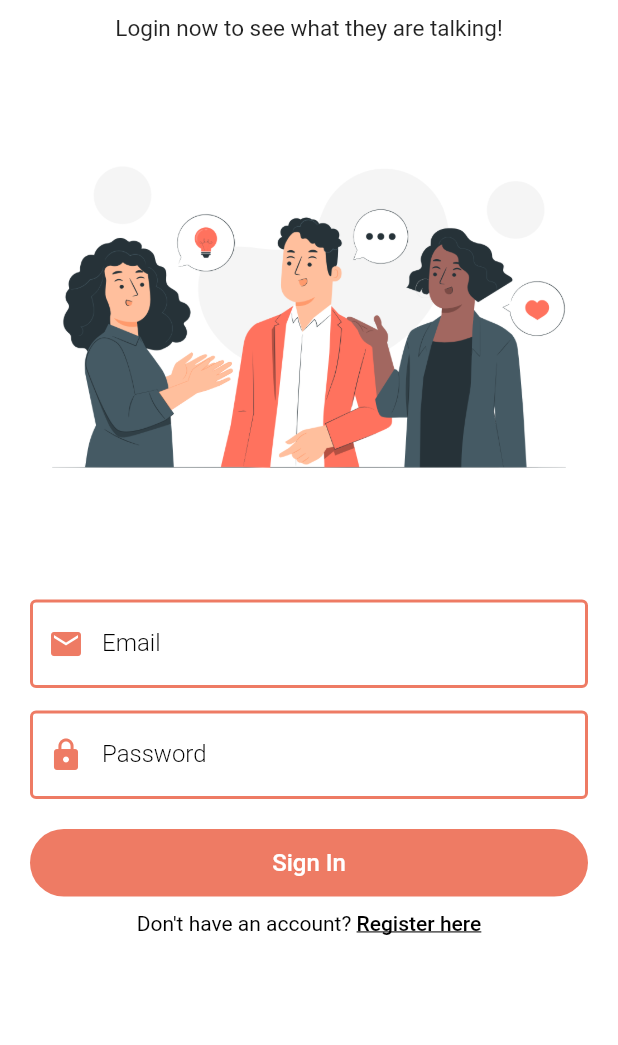
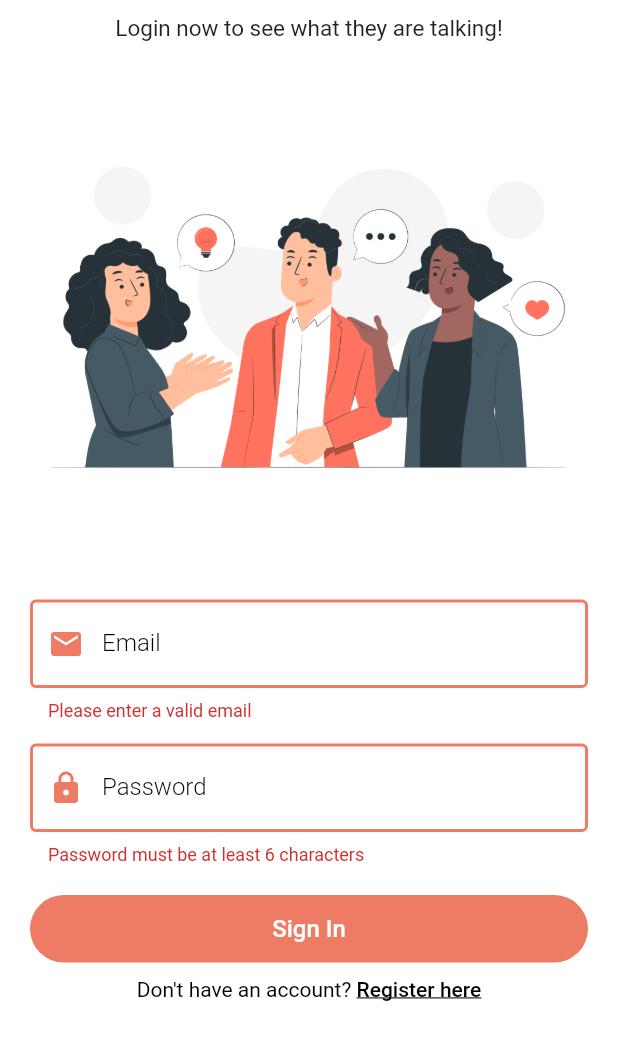
Before and after one commit to janesiaisabel/groupie_chatapp, a Flutter app: the screen it shows after launch, after a tap on "Sign In", on a phone screen of 412 x 824 dp, the part 191-1236 px from its top. Run offline on Flutter 3.47's test engine with Material 2 defaults, Android fonts, the phone set to English and light mode, and no system bars; our stand-ins replace cloud_firestore, firebase_auth, firebase_core, shared_preferences; accounts and stored records are empty.

Commit message:
Login & Register Backend

```diff
--- a/lib/main.dart
+++ b/lib/main.dart
@@ -41,7 +41,9 @@
   getUserLoggedInStatus() async {
     await HelperFunctions.getUserLoggedInStatus().then((value) {
       if (value != null) {
-        _isSignedIn = value;
+        setState(() {
+          _isSignedIn = value;
+        });
       }
     });
   }
--- a/lib/pages/auth/login_page.dart
+++ b/lib/pages/auth/login_page.dart
@@ -1,7 +1,13 @@
+import 'package:cloud_firestore/cloud_firestore.dart';
+import 'package:firebase_auth/firebase_auth.dart';
 import 'package:flutter/gestures.dart';
 import 'package:flutter/material.dart';
 import 'package:groupie_chatapp/pages/auth/register_page.dart';
+import 'package:groupie_chatapp/service/auth_service.dart';
+import 'package:groupie_chatapp/service/database_service.dart';
+import 'package:groupie_chatapp/helper/helper_function.dart';
 import 'package:groupie_chatapp/widgets/widgets.dart';
+import 'package:groupie_chatapp/pages/home_pages.dart';
 
 class LoginPage extends StatefulWidget {
   const LoginPage({super.key});
@@ -14,13 +20,24 @@
   final formkey = GlobalKey<FormState>();
   String email = "";
   String password = "";
+  bool _isLoading = false;
+  AuthService authService = AuthService();
 
   @override
   Widget build(BuildContext context) {
-    return Scaffold(
+    return _isLoading
+        ? Scaffold(
+            body: Center(
+              child: CircularProgressIndicator(
+                color: Theme.of(context).primaryColor,
+              ),
+            ),
+          )
+        : Scaffold(
             body: SingleChildScrollView(
               child: Padding(
-          padding: const EdgeInsets.symmetric(horizontal: 20, vertical: 80),
+                padding:
+                    const EdgeInsets.symmetric(horizontal: 20, vertical: 80),
                 child: Form(
                   key: formkey,
                   child: Column(
@@ -29,14 +46,16 @@
                     children: [
                       const Text(
                         "Groupie",
-                  style: TextStyle(fontSize: 40, fontWeight: FontWeight.bold),
+                        style: TextStyle(
+                            fontSize: 40, fontWeight: FontWeight.bold),
                       ),
                       const SizedBox(
                         height: 10,
                       ),
                       const Text(
                         "Login now to see what they are talking!",
-                  style: TextStyle(fontSize: 15, fontWeight: FontWeight.w400),
+                        style: TextStyle(
+                            fontSize: 15, fontWeight: FontWeight.w400),
                       ),
                       Image.asset("assets/login.png"),
                       TextFormField(
@@ -95,13 +114,15 @@
                             },
                             child: const Text(
                               "Sign In",
-                        style: TextStyle(color: Colors.white, fontSize: 16),
+                              style:
+                                  TextStyle(color: Colors.white, fontSize: 16),
                             )),
                       ),
                       const SizedBox(height: 10),
                       Text.rich(TextSpan(
                           text: "Don't have an account? ",
-                    style: const TextStyle(color: Colors.black, fontSize: 14),
+                          style: const TextStyle(
+                              color: Colors.black, fontSize: 14),
                           children: [
                             TextSpan(
                                 text: "Register here",
@@ -122,5 +143,31 @@
           );
   }
 
-  login() {}
+  login() async {
+    if (formkey.currentState!.validate()) {
+      setState(() {
+        _isLoading = true;
+      });
+      await authService
+          .loginUserWithEmailandPassword(email, password)
+          .then((value) async {
+        if (value == true) {
+          QuerySnapshot snapshot =
+              await DatabaseService(uid: FirebaseAuth.instance.currentUser!.uid)
+                  .gettingUserData(email);
+
+          //saving the value to shared preferences
+          await HelperFunctions.saveUserLoggedInStatus(true);
+          await HelperFunctions.saveUserEmailSF(email);
+          await HelperFunctions.saveUserNameSF(snapshot.docs[0]['fullName']);
+          nextScreenReplace(context, const HomePage());
+        } else {
+          showSnackBar(context, Colors.red, value);
+          setState(() {
+            _isLoading = false;
+          });
         }
+      });
+    }
+  }
+}
--- /dev/null
+++ b/lib/service/database_service.dart
@@ -0,0 +1,30 @@
+import 'package:cloud_firestore/cloud_firestore.dart';
+
+class DatabaseService {
+  final String? uid;
+  DatabaseService({this.uid});
+
+  //reference for our collection
+  final CollectionReference userCollection =
+      FirebaseFirestore.instance.collection("users");
+  final CollectionReference groupCollection =
+      FirebaseFirestore.instance.collection("groups");
+
+  //saving user data to database
+  Future savingUserData(String fullName, String email) async {
+    return await userCollection.doc(uid).set({
+      "fullName": fullName,
+      "email": email,
+      "groups": [],
+      "profilePic": "",
+      "uid": uid
+    });
+  }
+
+  //getting user data
+  Future gettingUserData(String email) async {
+    QuerySnapshot snapshot =
+        await userCollection.where("email", isEqualTo: email).get();
+    return snapshot;
+  }
+}
```
Also changed, not shown: lib/helper/helper_function.dart (+14 -0 lines), lib/pages/auth/register_page.dart (+46 -10 lines), lib/pages/home_pages.dart (+12 -2 lines), lib/service/auth_service.dart (added, +52 -0 lines), lib/widgets/widgets.dart (+15 -0 lines). Lines whose indentation alone changed are shown as unchanged.
